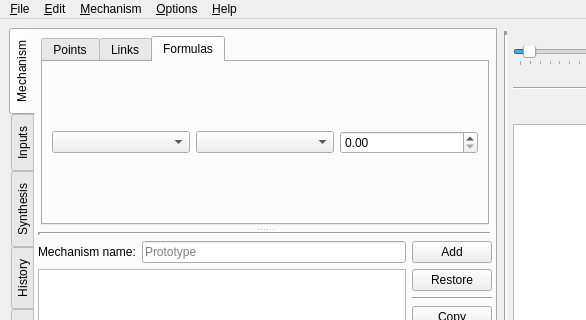
This is core/widgets/main.ui in KmolYuan/Pyslvs-UI as Qt 5 draws it before an edit; both pictures show x 0 to 586 and y 0 to 320 of the 882 by 849 pixel window. The edited form follows.
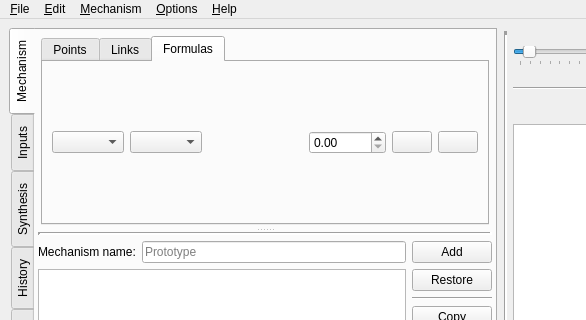
This is the edited form. The open tabs and pages were chosen to show the change. Icons and pictures are not drawn.

Commit message: Add "confirm" and "reset" button for the "link adjust" function.

```diff
--- a/core/widgets/main.ui
+++ b/core/widgets/main.ui
@@ -230,6 +230,19 @@
                           <item>
                            <widget class="QComboBox" name="link_free_move_other"/>
                           </item>
+                          <item>
+                           <spacer name="horizontalSpacer_3">
+                            <property name="orientation">
+                             <enum>Qt::Horizontal</enum>
+                            </property>
+                            <property name="sizeHint" stdset="0">
+                             <size>
+                              <width>40</width>
+                              <height>20</height>
+                             </size>
+                            </property>
+                           </spacer>
+                          </item>
                           <item>
                            <widget class="QDoubleSpinBox" name="link_free_move_spinbox">
                             <property name="maximum">
@@ -237,6 +250,22 @@
                             </property>
                            </widget>
                           </item>
+                          <item>
+                           <widget class="QPushButton" name="link_free_move_reset">
+                            <property name="icon">
+                             <iconset resource="../../icons.qrc">
+                              <normaloff>:/icons/clean.png</normaloff>:/icons/clean.png</iconset>
+                            </property>
+                           </widget>
+                          </item>
+                          <item>
+                           <widget class="QPushButton" name="link_free_move_confirm">
+                            <property name="icon">
+                             <iconset resource="../../icons.qrc">
+                              <normaloff>:/icons/merge.png</normaloff>:/icons/merge.png</iconset>
+                            </property>
+                           </widget>
+                          </item>
                          </layout>
                         </item>
                        </layout>
```
The commit also changes 6 other files.
